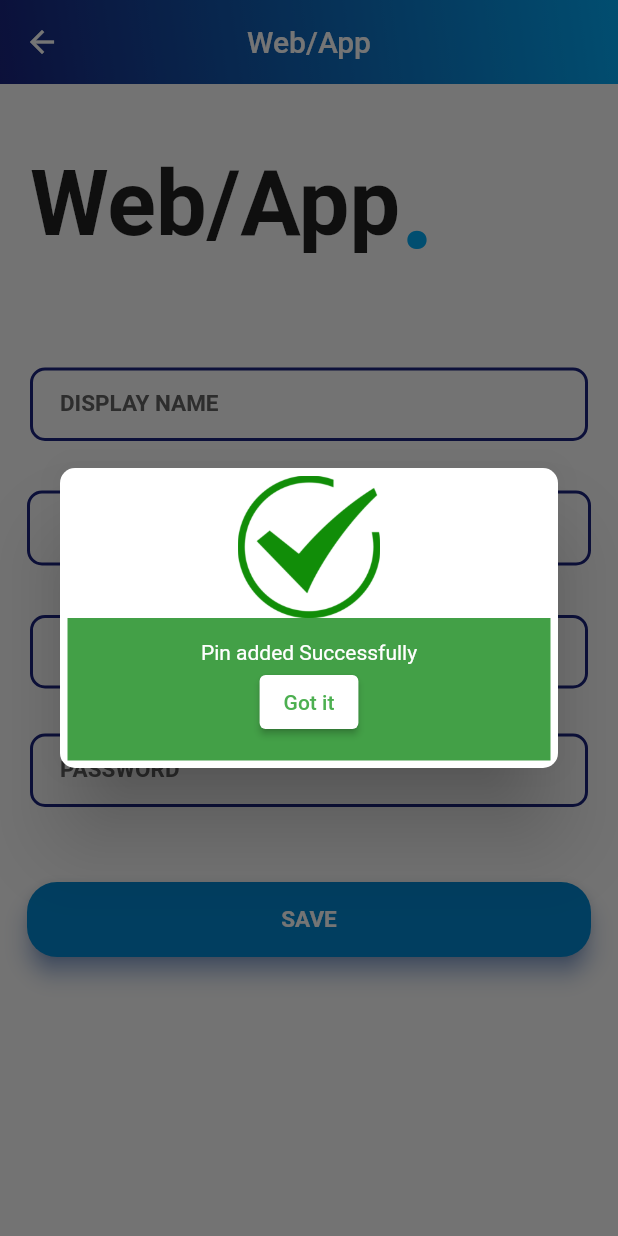
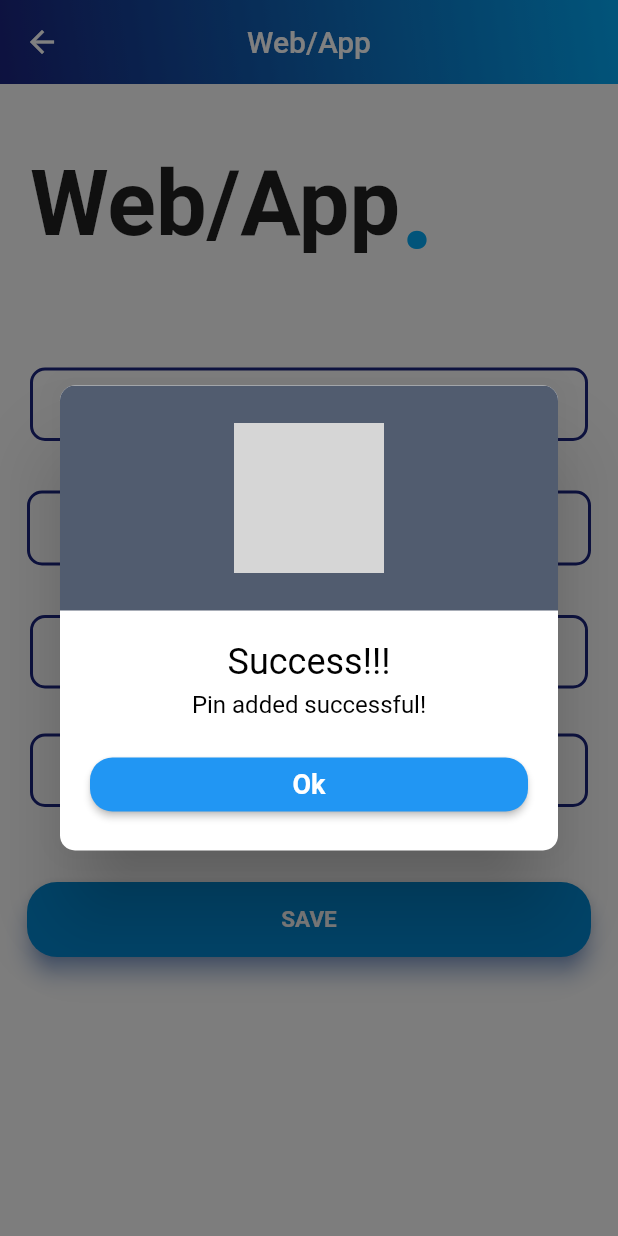
Before and after one commit to Code-Army/savePin, a Flutter app: the AddPin screen opened by its route, after a tap on "SAVE", on a phone screen of 412 x 824 dp. Run offline on Flutter 3.47's test engine with Material 2 defaults, Android fonts, the phone set to English and light mode, and no system bars; our stand-ins replace cloud_firestore, cool_alert, firebase_core, flutter_spinkit; accounts and stored records are empty; Roboto replaces fonts that are missing (Montserrat); grey boxes are pictures that could not be loaded.

Commit message:
update addpin

```diff
--- a/flutter_with_db_sample/lib/pages/AddPin.dart
+++ b/flutter_with_db_sample/lib/pages/AddPin.dart
@@ -1,7 +1,7 @@
 import 'package:flutter/cupertino.dart';
 import 'package:flutter/material.dart';
 import 'package:flutter_with_db_sample/models/pin.dart';
-import 'package:flutter_with_db_sample/widgets/SuccessAlert.dart';
+import 'package:cool_alert/cool_alert.dart';
 
 /**
  * class to related to add pins to the db
@@ -312,11 +312,11 @@ class _AddPinState extends State<AddPin> {
                         _controllerPin.text = "";
                         _controllerUsername.text = "";
                       });
-                      showDialog(
-                          context: context,
-                          builder: (BuildContext context) {
-                            return SuccessAlert('Pin added Successfully');
-                          });
+                      CoolAlert.show(
+                        context: context,
+                        type: CoolAlertType.success,
+                        text: "Pin added successful!",
+                      );
                     },
                     child: Center(
                       child: Text(
--- a/flutter_with_db_sample/lib/widgets/SuccessAlert.dart
+++ /dev/null
@@ -1,66 +0,0 @@
-import 'package:flutter/material.dart';
-/*
-** class for success message
-* refered from https://www.warmodroid.xyz/tutorial/flutter/custom-alert-dialog-in-flutter/
- */
-class SuccessAlert extends StatelessWidget {
-  final title;
-  SuccessAlert(this.title);
-  @override
-  Widget build(BuildContext context) {
-    return Dialog(
-      shape: RoundedRectangleBorder(
-          borderRadius: BorderRadius.circular(10)
-      ),
-      child: Container(
-       height: 200,
-        child: Padding(
-          padding: const EdgeInsets.all(5.0),
-          child: Column(
-            children: [
-              Expanded(
-                child: Container(
-                  color: Colors.white70,
-                  child: Image.asset('assets/success.png'),
-                ),
-              ),
-              Expanded(
-                child: Container(
-                  color: Colors.green[600],
-                  child: SizedBox.expand(
-                    child: Padding(
-                      padding: const EdgeInsets.all(15.0),
-                      child: Column(
-                        mainAxisAlignment: MainAxisAlignment.spaceBetween,
-                        children: [
-                          Text(title,
-                            style: TextStyle(
-                              color: Colors.white,
-                            ),
-                            textAlign: TextAlign.center,
-                          ),
-                          ElevatedButton(
-                            style: ElevatedButton.styleFrom(
-                              primary: Colors.white,
-                              onPrimary: Colors.green
-                            ),
-
-                            child: Text('Got it'),
-                            onPressed: ()=> {
-                            Navigator.of(context).pop(),
-
-                            },
-                          )
-                        ],
-                      ),
-                    ),
-                  ),
-                ),
-              )
-            ],
-          ),
-        ),
-      ),
-    );
-  }
-}
```
Also changed, not shown: flutter_with_db_sample/pubspec.lock.
